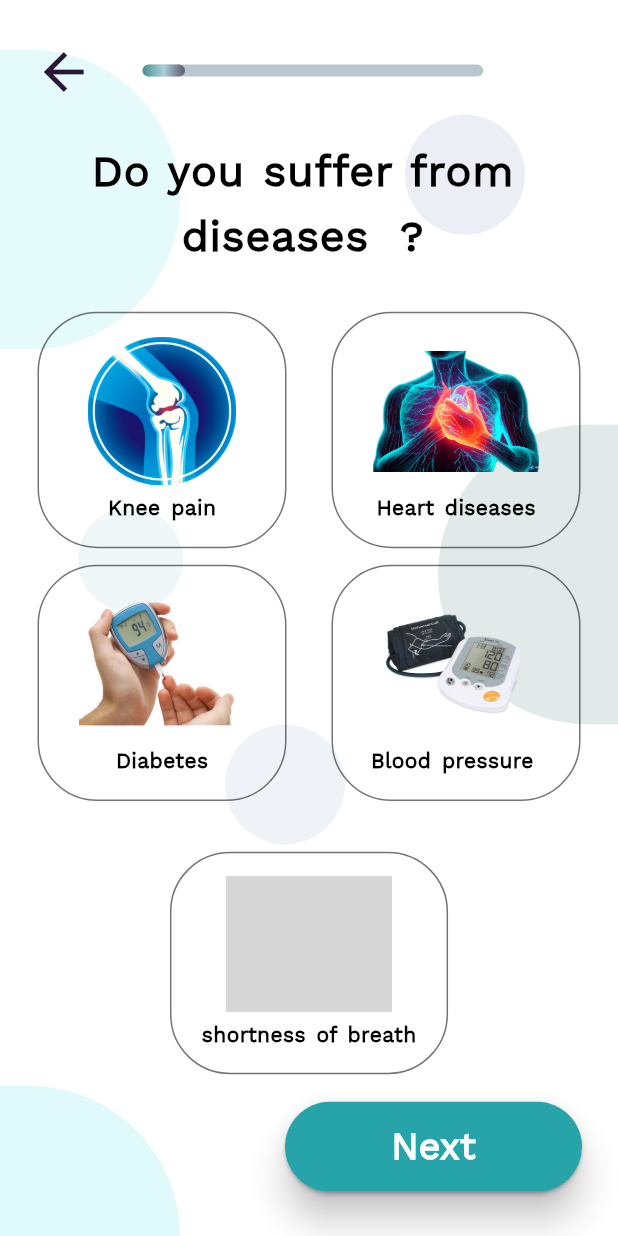
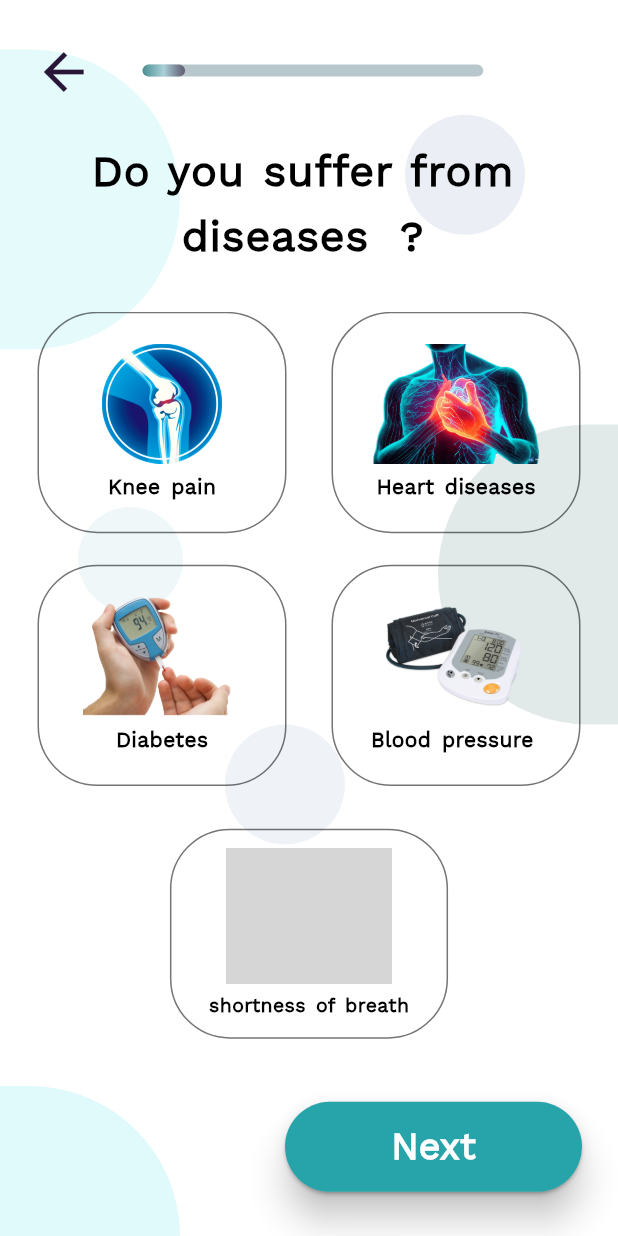
Before and after one commit to Mohamad-Ammis/fitness_app, a Flutter app: the Data screen opened directly, swiped to page 3, on a phone screen of 412 x 824 dp. Run offline on Flutter 3.47's test engine with Material 3 defaults, Android fonts, the phone set to English and light mode, and no system bars; drawn by our look-alikes of percent_indicator; our stand-ins replace awesome_snackbar_content, cached_network_image, carousel_slider, circular_countdown_timer, confetti, curved_navigation_bar and 26 more; missing offline and left inert: custom_timer, dart:ffi, kdgaugeview, keyboard_avoider, panara_dialogs, wheel_slider; accounts and stored records are empty; network calls fail; grey boxes are pictures that could not be loaded.

Commit message:
merge with premium

```diff
--- a/lib/views/data_page/datawidget/illness.dart
+++ b/lib/views/data_page/datawidget/illness.dart
@@ -54,6 +54,7 @@ class Illness extends StatelessWidget {
 
   Widget lastitem(Datacontroller contr, BuildContext context) {
     return Container(
+      margin: EdgeInsets.only(top: 10),
     //  color: Colors.amber,
       child: InkWell(
                   overlayColor: MaterialStatePropertyAll(Colors.white.withOpacity(0)),
@@ -62,7 +63,7 @@ class Illness extends StatelessWidget {
                       },
                   child: Container(
                     margin: const EdgeInsets.all(5),
-                    height:MediaQuery.of(context).size.height*0.18,
+                    height:140,
                     width:MediaQuery.of(context).size.width*0.45,
                     decoration: BoxDecoration(
                       gradient:(contr.checkill(3))? LinearGradient(colors: [
@@ -89,7 +90,7 @@ class Illness extends StatelessWidget {
                         const SizedBox(height: 5,),
                        const Text("shortness of breath",style: TextStyle(
                           fontFamily: Constans.fontFamily,
-                          fontSize: 14,
+                          fontSize: 13,
                           fontWeight: FontWeight.bold,
                           wordSpacing: 2,
                           color: Colors.black
@@ -105,12 +106,12 @@ class Illness extends StatelessWidget {
     return Container(
     //  color: Colors.pink,
       alignment: Alignment.topCenter,
-          height: 355,
+          height: MediaQuery.of(context).size.height*0.4,
           width: cont.maxWidth,
           margin: const EdgeInsets.only(left: 20,right: 20 , top: 0 ),
           child: GridView(
             gridDelegate: SliverGridDelegateWithMaxCrossAxisExtent(
-              maxCrossAxisExtent: MediaQuery.of(context).size.width*0.6,
+              maxCrossAxisExtent: 170,
               childAspectRatio: 1.05,
               mainAxisSpacing: 1,
               crossAxisSpacing: 20,
@@ -124,8 +125,8 @@ class Illness extends StatelessWidget {
                       contr.setselectill(int.parse(item['id']));
                       },
                   child: Container(
-                    margin: const EdgeInsets.only(left: 5,right: 5,bottom: 0),
-                    height:MediaQuery.of(context).size.height*0.16,
+                    margin: const EdgeInsets.only(left: 5,right: 5,bottom: 10),
+                    height:100,
                     width:MediaQuery.of(context).size.width*0.4,
                     decoration: BoxDecoration(
                       gradient:(contr.checkill(int.parse(item["id"])))? LinearGradient(colors: [
@@ -146,7 +147,7 @@ class Illness extends StatelessWidget {
                       mainAxisAlignment: MainAxisAlignment.center,
                       children: [
                         SizedBox(
-                        height: MediaQuery.of(context).size.height*0.12,
+                        height: 80,
                         width: MediaQuery.of(context).size.width*0.27,
                         child: Image.asset(item["image"],fit:BoxFit.contain,),
                         ),
--- a/lib/views/exercises_playing_page/widgets/finish_exercise_bottom_sheet.dart
+++ b/lib/views/exercises_playing_page/widgets/finish_exercise_bottom_sheet.dart
@@ -1,5 +1,4 @@
 import 'dart:math';
-
 import 'package:confetti/confetti.dart';
 import 'package:fitnessapp/constans.dart';
 import 'package:fitnessapp/utils/app_images.dart';
--- a/lib/views/gym_pre/confirmdealog.dart
+++ b/lib/views/gym_pre/confirmdealog.dart
@@ -71,7 +71,7 @@ final controller = Get.put(Precontroller(), permanent: true);
                                 borderRadius: BorderRadius.circular(30),
                               ),
                             ),
-                            child: childbutton(" Cancel ", 50, 70, 0, 15)),
+                            child: childbutton(" Cancel ", 50, 60, 0, 15)),
                           const  Spacer(),
                              ElevatedButton(
                         onPressed: () {
@@ -83,7 +83,7 @@ final controller = Get.put(Precontroller(), permanent: true);
                             borderRadius: BorderRadius.circular(30),
                           ),
                         ),
-                        child: childbutton("Confirm ", 50, 70, 0, 15)),
+                        child: childbutton("Confirm ", 50, 60, 0, 15)),
                       const  Spacer(),
                       ],
                     ),
--- a/lib/views/gym_pre/pre.dart
+++ b/lib/views/gym_pre/pre.dart
@@ -161,7 +161,7 @@ void didChangeDependencies() {
                                   ),
                                 ),
                                 Container(
-                                    height: 105,
+                                    height: 100,
                                     alignment: Alignment.topLeft,
                                     width: MediaQuery.of(context).size.width *
                                         0.46,
@@ -192,7 +192,7 @@ void didChangeDependencies() {
                                               width: double.infinity,
                                               margin: const EdgeInsets.only(
                                                   left: 15),
-                                              height: 70,
+                                              height: 65,
                                               child: Stack(children: [
                                                 AnimatedOpacity(
                                                     duration: const Duration(
--- a/lib/views/gym_pre/weekcard.dart
+++ b/lib/views/gym_pre/weekcard.dart
@@ -81,8 +81,8 @@ class Weekcard extends StatelessWidget {
         }
       },
       child: Container(
-        height: contr.maxHeight*0.35,
-        width: contr.maxHeight*0.35,
+        height: 40,
+        width: 40,
         decoration: BoxDecoration(
           borderRadius: BorderRadius.circular(70),
           border: Border.all(
--- a/lib/views/workout_page/exer.dart
+++ b/lib/views/workout_page/exer.dart
@@ -204,7 +204,7 @@ class _ExerciseState extends State<Exercise> {
                     "00:${item["time"]}",
                     style: const TextStyle(
                         fontFamily: "WorkSans",
-                        fontSize: 16,
+                        fontSize: 14,
                         color: Colors.black54),
                   )
                 ],
--- a/lib/widgets/menu.dart
+++ b/lib/widgets/menu.dart
@@ -89,7 +89,7 @@ class Menupage extends StatelessWidget {
                 child: GetBuilder<AuthController>(builder: (authController) {
                   return TextButton(
                       onPressed: () async {
-                        var status = await authController.logout();
+                       var status = await authController.logout();
                         if (status) {
                           fcm = userInfo!.getString('fcm_token')!;
                           userInfo!.clear();
```
Also changed, not shown: lib/main.dart (+6 -1 lines), pubspec.yaml (+16 -18 lines), pubspec.lock, 3 other files.
